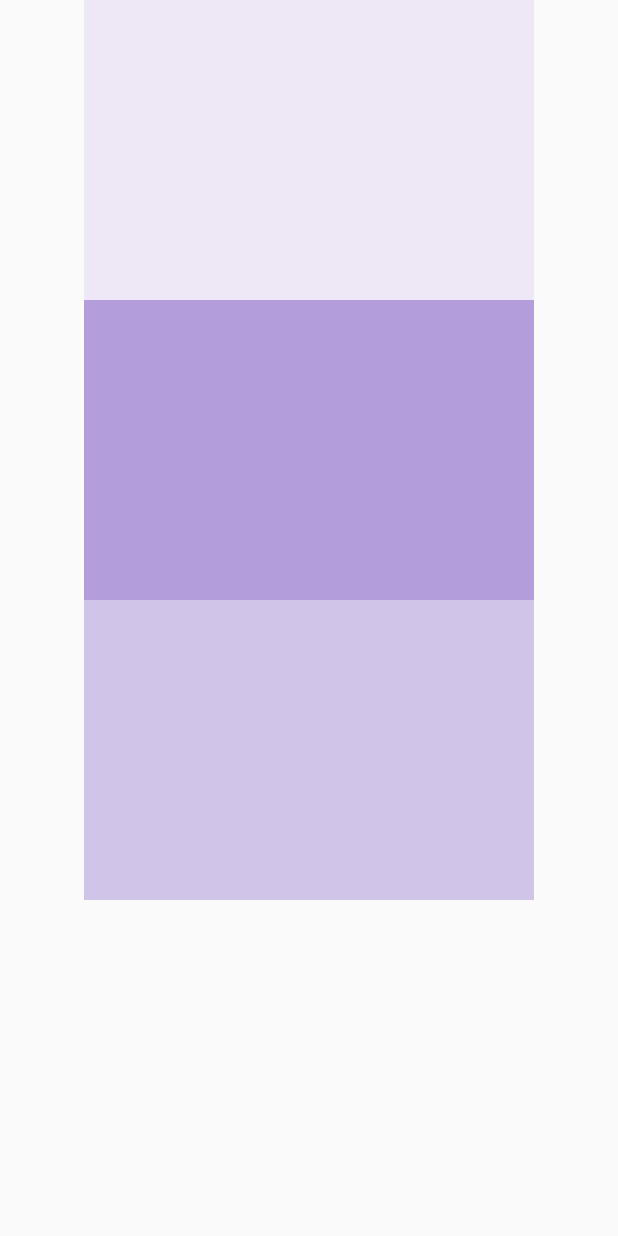
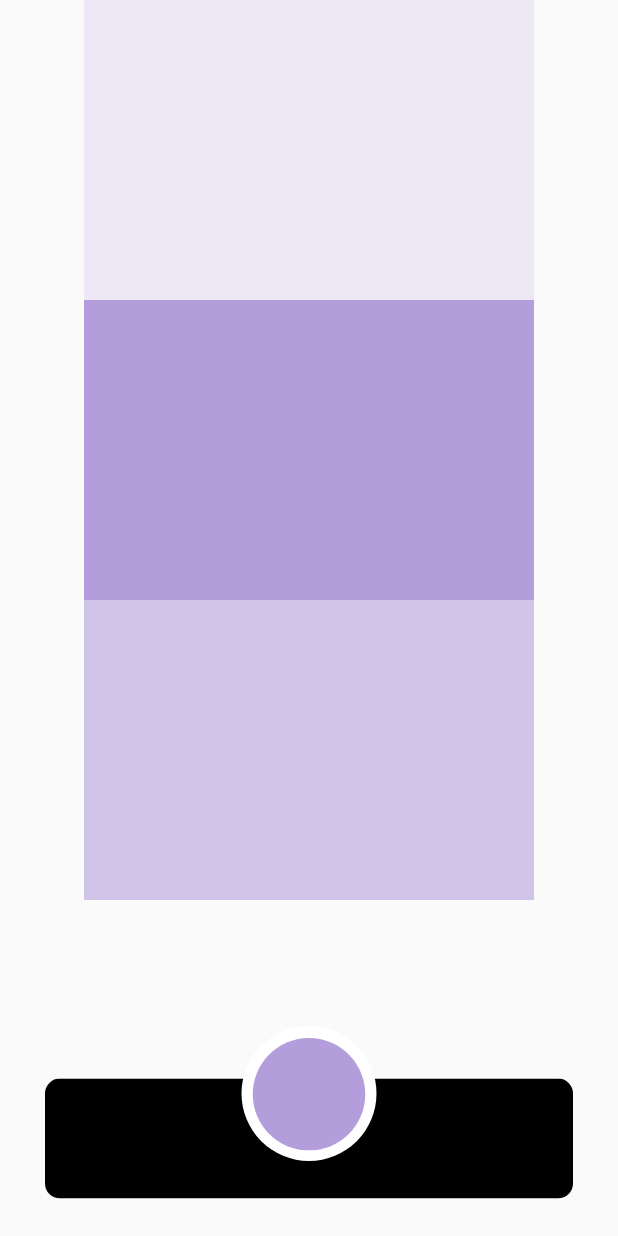
Before and after one commit to kshitiz3133/onlinemeetingapp, a Flutter app: the screen it shows after launch, on a phone screen of 412 x 824 dp. Run offline on Flutter 3.47's test engine with Material 2 defaults, Android fonts, the light colour scheme and no system bars.

Commit message:
Floating Bar Added

```diff
--- /dev/null
+++ b/lib/FloatingBar/fbar.dart
@@ -0,0 +1,23 @@
+import 'package:flutter/material.dart';
+class Fbar extends StatelessWidget {
+  const Fbar({Key? key}) : super(key: key);
+
+  @override
+  Widget build(BuildContext context) {
+    return Container(
+      child: Positioned(
+        left: 30,
+        right: 30,
+        bottom: 25,
+        child: ClipRRect(
+          borderRadius: BorderRadius.circular(10),
+          child: Container(
+            height: 80,
+            width: 1,
+            color: Colors.black,
+          ),
+        ),
+      ),
+    );
+  }
+}
--- /dev/null
+++ b/lib/FloatingBar/fbarcall.dart
@@ -0,0 +1,16 @@
+import 'package:flutter/material.dart';
+import 'fbar.dart';
+import 'fbarcircle.dart';
+class Fbarcall extends StatelessWidget {
+  const Fbarcall({Key? key}) : super(key: key);
+
+  @override
+  Widget build(BuildContext context) {
+    return Stack(
+      children: [
+        Fbar(),
+        Fbarcircle()
+      ],
+    );
+  }
+}
--- /dev/null
+++ b/lib/FloatingBar/fbarcircle.dart
@@ -0,0 +1,45 @@
+import 'package:flutter/material.dart';
+
+class Fbarcircle extends StatelessWidget {
+  const Fbarcircle({Key? key}) : super(key: key);
+
+  @override
+  Widget build(BuildContext context) {
+    return Container(
+      child: Stack(children: [
+        Positioned(
+          left: 30,
+          right: 30,
+          bottom: 50,
+          child: ClipRRect(
+            borderRadius: BorderRadius.circular(10),
+            child: Container(
+              height: 90,
+              width: 90,
+              decoration: BoxDecoration(
+                shape: BoxShape.circle,
+                color: Colors.white,
+              ),
+            ),
+          ),
+        ),
+        Positioned(
+          left: 30,
+          right: 30,
+          bottom: 57,
+          child: ClipRRect(
+            borderRadius: BorderRadius.circular(10),
+            child: Container(
+              height: 75,
+              width: 75,
+              decoration: BoxDecoration(
+                shape: BoxShape.circle,
+                color: Colors.deepPurple[200],
+              ),
+            ),
+          ),
+        ),
+      ]),
+    );
+  }
+}
--- /dev/null
+++ b/lib/app.dart
@@ -0,0 +1,18 @@
+import 'package:flutter/material.dart';
+import 'package:onlinemeetingapp/Home/homepage.dart';
+import 'FloatingBar/fbarcall.dart';
+class App extends StatelessWidget {
+  const App({Key? key}) : super(key: key);
+
+  @override
+  Widget build(BuildContext context) {
+    return Scaffold(
+      body: Stack(
+        children: [
+          Homepage(),
+          Fbarcall()
+        ],
+      ),
+    );
+  }
+}
--- a/lib/main.dart
+++ b/lib/main.dart
@@ -1,5 +1,5 @@
 import 'package:flutter/material.dart';
-import 'package:onlinemeetingapp/Home/homepage.dart';
+import 'app.dart';
 void main(){
   runApp(const OnlineMeetingApp());
 }
@@ -9,7 +9,7 @@ class OnlineMeetingApp extends StatelessWidget {
   @override
   Widget build(BuildContext context) {
     return const MaterialApp(
-      home: Homepage(),
+      home: App(),
     );
   }
 }
```
Also changed, not shown: 2 other files.
